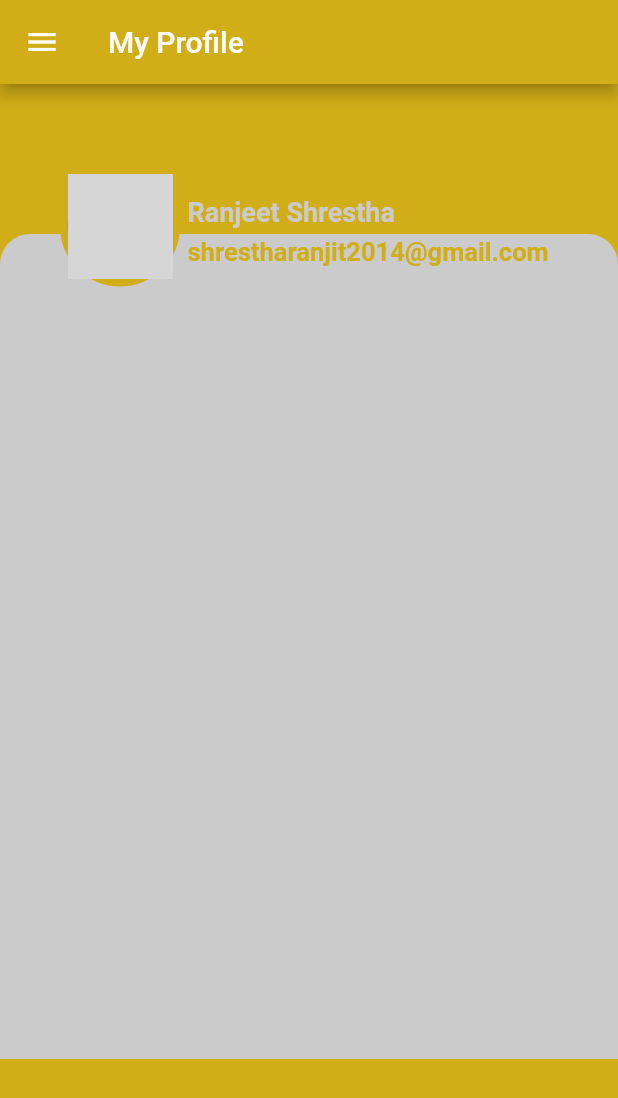
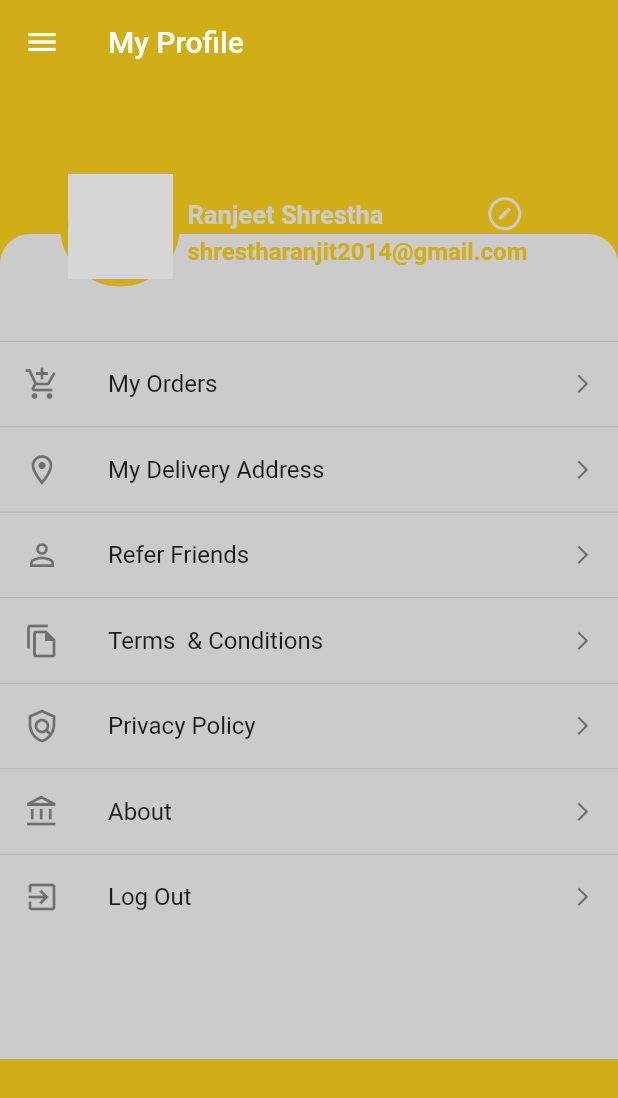
Before and after one commit to Ranjeet19/flutter-learning, a Flutter app: the MyProfile screen opened directly, on a phone screen of 412 x 824 dp. Shown: the top 1098 px of the screen. Run offline on Flutter 3.47's test engine with Material 2 defaults, Android fonts, the phone set to English and light mode, and no system bars; our stand-ins replace flutter_signin_button; network calls fail; grey boxes are pictures that could not be loaded.

Commit message:
Front end Compleate

```diff
--- a/lib/screens/home_screens/drawer.dart
+++ b/lib/screens/home_screens/drawer.dart
@@ -1,6 +1,7 @@
 import 'package:flutter/material.dart';
 import 'package:food_app/screens/home_screens/home_screen.dart';
 import 'package:food_app/screens/my_profile/my_profile.dart';
+import 'package:food_app/screens/review%20cart/review_cart.dart';
 
 class DrawerSide extends StatelessWidget {
   const DrawerSide({Key? key}) : super(key: key);
@@ -82,7 +83,7 @@ class DrawerSide extends StatelessWidget {
           listTile(
               onTap: () {
                 Navigator.of(context).push(
-                    MaterialPageRoute(builder: ((context) => MyProfile())));
+                    MaterialPageRoute(builder: ((context) => ReviewCart())));
               },
               icon: Icons.shop_outlined,
               title: "Review Cart"),
--- a/lib/screens/my_profile/my_profile.dart
+++ b/lib/screens/my_profile/my_profile.dart
@@ -4,14 +4,39 @@ import 'package:food_app/config/colors.dart';
 import '../home_screens/drawer.dart';
 
 class MyProfile extends StatelessWidget {
+
+
+
   const MyProfile({Key? key}) : super(key: key);
 
   @override
+
+
+  Widget listTile({required IconData icon,required String title}){
+    return Column(
+      children: <Widget>[
+        Divider(height: 1,),
+        ListTile(
+          leading:Icon(icon),
+          title: Text(title),
+          trailing: Icon(Icons.arrow_forward_ios,size: 15,),
+        )
+      ],
+    );
+  }
+
+
+
+
+
+
+
   Widget build(BuildContext context) {
     return Scaffold(
       backgroundColor: primaryColor,
       drawer: DrawerSide(),
       appBar: AppBar(
+        elevation:0,
         backgroundColor: primaryColor,
         title: Text("My Profile"),
       ),
@@ -21,13 +46,31 @@ class MyProfile extends StatelessWidget {
             height: 100,
             child: Padding(
               padding: const EdgeInsets.only(top: 75, left: 125),
-              child: Text(
+              child: Row(
+                children: [
+                  Text(
                     "Ranjeet Shrestha",
                     style: TextStyle(
                       color: scaffoldBackgroundColor,
                       fontWeight: FontWeight.w700,
-                  fontSize: 18,
+                      fontSize: 17,
                     ),
+                  ),
+
+
+                  Padding(
+                    padding: const EdgeInsets.only(bottom: 2,  left:70),
+                    child: CircleAvatar(
+                      radius: 11,
+                      backgroundColor:scaffoldBackgroundColor,
+                      child: CircleAvatar(
+                        child: Icon(Icons.edit,color: scaffoldBackgroundColor, size:10,),
+                        radius: 9,
+                        backgroundColor: primaryColor,
+                      ),
+                    ),
+                  )
+                ],
               ),
             ),
             color: primaryColor,
@@ -37,25 +80,63 @@ class MyProfile extends StatelessWidget {
             child: Container(
               height: 550,
               width: double.infinity,
-              child: Padding(
-                padding: const EdgeInsets.only(top: 2, left: 125),
-                child: Text(
-                  "shrestharanjit2014@gmail.com",
-                  style: TextStyle(
-                    color: primaryColor,
-                    fontWeight: FontWeight.w600,
-                    fontSize: 17,
-                  ),
-                ),
-              ),
               decoration: BoxDecoration(
                 color: scaffoldBackgroundColor,
                 borderRadius: BorderRadius.only(
                   topLeft:Radius.circular(20),
                   topRight: Radius.circular(20),)
               ),
+
+                child: ListView(
+                  children: [
+                    Padding(
+                       padding: const EdgeInsets.only(top: 2, left: 125 ,right: 2 ,bottom: 50),
+                      child: Text(
+                        "shrestharanjit2014@gmail.com",
+                        style: TextStyle(
+                          color: primaryColor,
+                          fontWeight: FontWeight.w600,
+                          fontSize: 16,
                         ),
                       ),
+                    ),
+
+
+                    listTile(
+                      icon: Icons.add_shopping_cart,
+                      title: "My Orders",
+                    ),
+
+                    listTile(
+                      icon: Icons.location_on_outlined,
+                      title: "My Delivery Address",
+                    ),
+                    listTile(
+                      icon: Icons.person_outline,
+                      title: "Refer Friends",
+                    ),
+                    listTile(
+                      icon: Icons.file_copy_outlined,
+                      title: "Terms  & Conditions",
+                    ),
+                    listTile(
+                      icon: Icons.policy_outlined,
+                      title: "Privacy Policy",
+                    ),
+                    listTile(
+                      icon: Icons.account_balance_outlined,
+                      title: "About",
+                    ),
+                    listTile(
+                      icon: Icons.exit_to_app_outlined,
+                      title: "Log Out",
+                    ),
+                  ],
+                ),
+              ),
+
+            ),
+
           Padding(
             padding: const EdgeInsets.only(top: 55, left: 40),
             child: CircleAvatar(
--- /dev/null
+++ b/lib/text.txt
@@ -0,0 +1 @@
+https://www.youtube.com/watch?v=KamaipO2pNg&list=PLQrn8asEsczrgB06s8apKMXfKpqWRhF49&index=13
```
Also changed, not shown: lib/screens/home_screens/home_screen.dart (+26 -118 lines), lib/screens/home_screens/single_product.dart (+7 -2 lines), lib/screens/review cart/review_cart.dart (added, +46 -0 lines), lib/screens/search/search.dart (added, +52 -0 lines), lib/widgets/single_item.dart (added, +155 -0 lines). Lines whose indentation alone changed are shown as unchanged.
